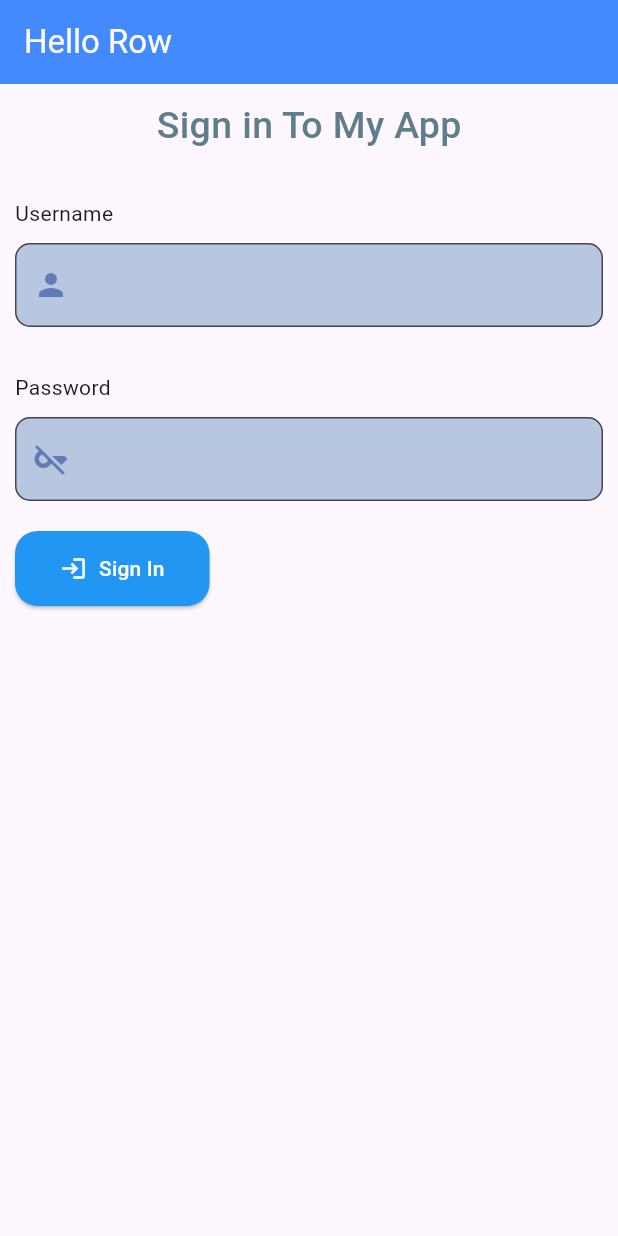
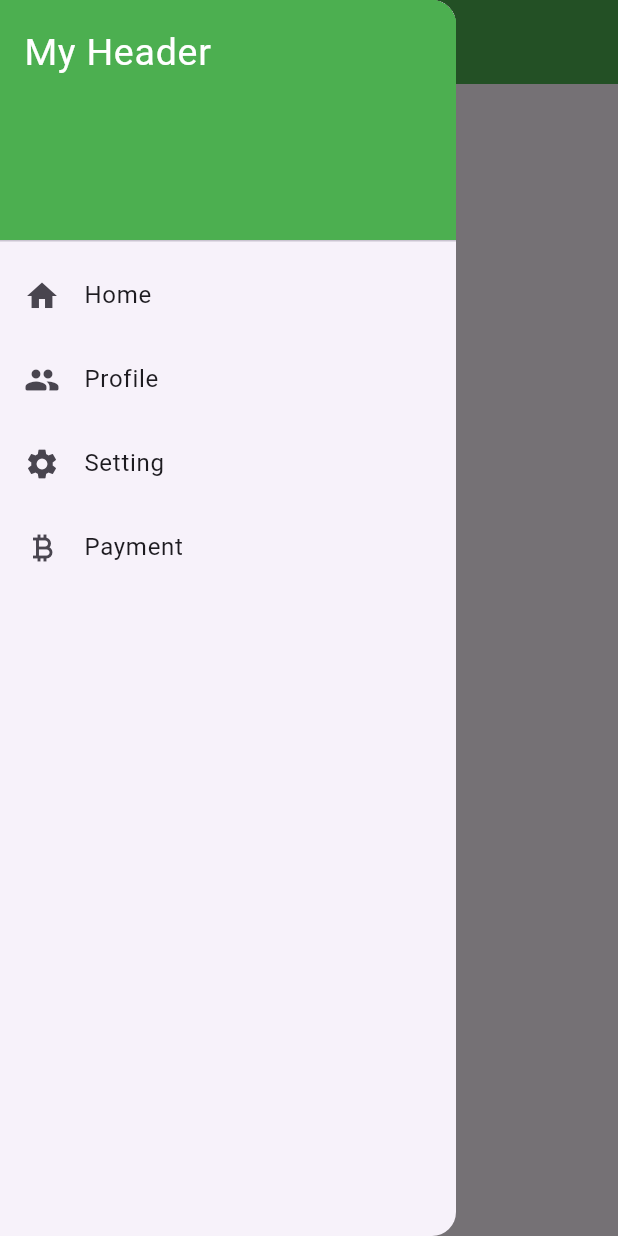
Before and after one commit to tardev35/flutter2024, a Flutter app: the screen it shows after launch, with the side drawer open (before the commit the screen has no drawer), on a phone screen of 412 x 824 dp. Run offline on Flutter 3.47's test engine with Material 3 defaults, Android fonts, the phone set to English and light mode, and no system bars.

Commit message:
Add Drawer App

```diff
--- /dev/null
+++ b/lib/drawer_example.dart
@@ -0,0 +1,58 @@
+import 'package:flutter/material.dart';
+
+class DrawerExample extends StatelessWidget {
+  const DrawerExample({super.key});
+
+  @override
+  Widget build(BuildContext context) {
+    return const MaterialApp(
+      debugShowCheckedModeBanner: false,
+      home: DrawerPage(),
+    );
+  }
+}
+
+class DrawerPage extends StatelessWidget {
+  const DrawerPage({super.key});
+  @override
+  Widget build(BuildContext context) {
+    return Scaffold(
+      appBar: AppBar(
+        title: const Text('Drawer Application'),
+        backgroundColor: Colors.green,
+        foregroundColor: Colors.white,
+      ),
+      drawer: Drawer(
+        child: ListView(
+          children: const [
+            DrawerHeader(
+              decoration: BoxDecoration(
+                color: Colors.green,
+              ),
+              child: Text(
+                'My Header',
+                style: TextStyle(color: Colors.white, fontSize: 25),
+              ),
+            ),
+            ListTile(
+              leading: Icon(Icons.home),
+              title: Text('Home'),
+            ),
+            ListTile(
+              leading: Icon(Icons.people_rounded),
+              title: Text('Profile'),
+            ),
+            ListTile(
+              leading: Icon(Icons.settings),
+              title: Text('Setting'),
+            ),
+            ListTile(
+              leading: Icon(Icons.currency_bitcoin),
+              title: Text('Payment'),
+            )
+          ],
+        ),
+      ),
+    );
+  }
+}
--- a/lib/main.dart
+++ b/lib/main.dart
@@ -1,7 +1,8 @@
 import 'package:flutter/material.dart';
-import 'package:flutter_app_1/row_example.dart';
+import 'package:flutter_app_1/drawer_example.dart';
+//import 'package:flutter_app_1/row_example.dart';
 // import 'main_app.dart';
 
 void main() {
-  runApp(const RowExample());
+  runApp(const DrawerExample());
 }
--- a/lib/row_example.dart
+++ b/lib/row_example.dart
@@ -45,7 +45,12 @@ class RowExample extends StatelessWidget {
                   prefixIcon: Icon(
                     Icons.person,
                     color: Color.fromARGB(255, 98, 123, 182),
-                    )),
+                  ),
+                  suffixIcon: Padding(
+                    padding: EdgeInsetsDirectional.only(end: 10),
+                    child: Icon(Icons.arrow_right),
+                  ),
+                ),
                 style: TextStyle(color: Color.fromARGB(255, 35, 33, 33)),
               ),
               const SizedBox(
@@ -70,8 +75,9 @@ class RowExample extends StatelessWidget {
                 ),
               ),
               const SizedBox(height: 20),
-              ElevatedButton.icon(
-                icon: Icon(Icons.login),
+              Center(
+                  child: ElevatedButton.icon(
+                icon: const Icon(Icons.login),
                 onPressed: () {
                   print('Sign In Are Pressed');
                 },
@@ -88,7 +94,7 @@ class RowExample extends StatelessWidget {
                       borderRadius: BorderRadius.all(Radius.circular(15))),
                 ),
                 label: const Text('Sign In'),
-              )
+              )),
             ],
           ),
         ),
```
Lines whose indentation alone changed are shown as unchanged.
